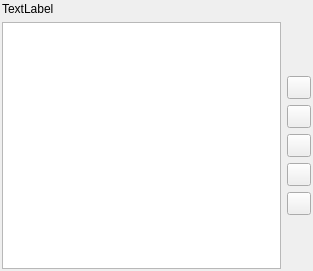
Old version of the form src/terralib/qt/widgets/utils/ui/ListWidgetForm.ui in the repository claudiobogossian/terralib5.
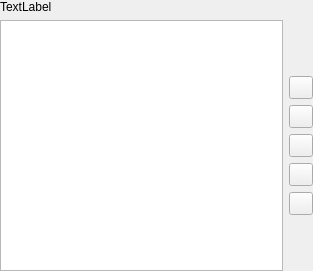
New version of the form.

```diff
--- a/src/terralib/qt/widgets/utils/ui/ListWidgetForm.ui
+++ b/src/terralib/qt/widgets/utils/ui/ListWidgetForm.ui
@@ -15,7 +15,7 @@
   </property>
   <layout class="QGridLayout" name="gridLayout_6">
    <property name="margin">
-    <number>2</number>
+    <number>0</number>
    </property>
    <item row="0" column="0">
     <layout class="QGridLayout" name="gridLayout_5">
```
